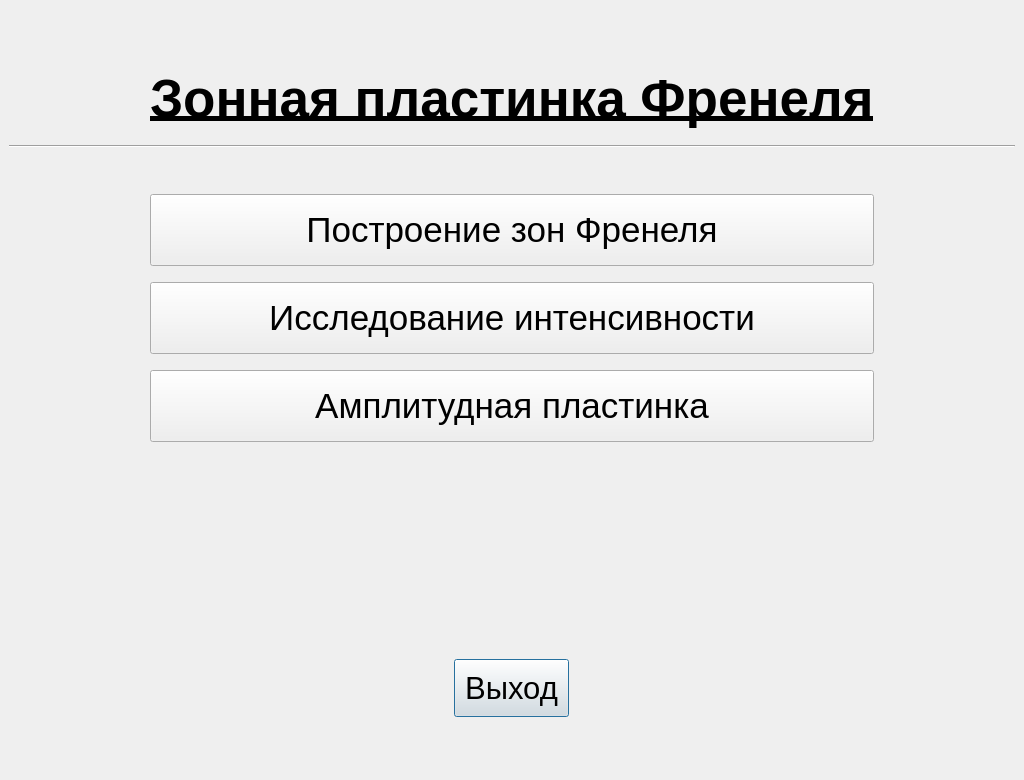
First picture: the form in QtFresnelZones/titlewindow.ui, repository Lnd-stoL/fresnel-zones-qt, before the edit.
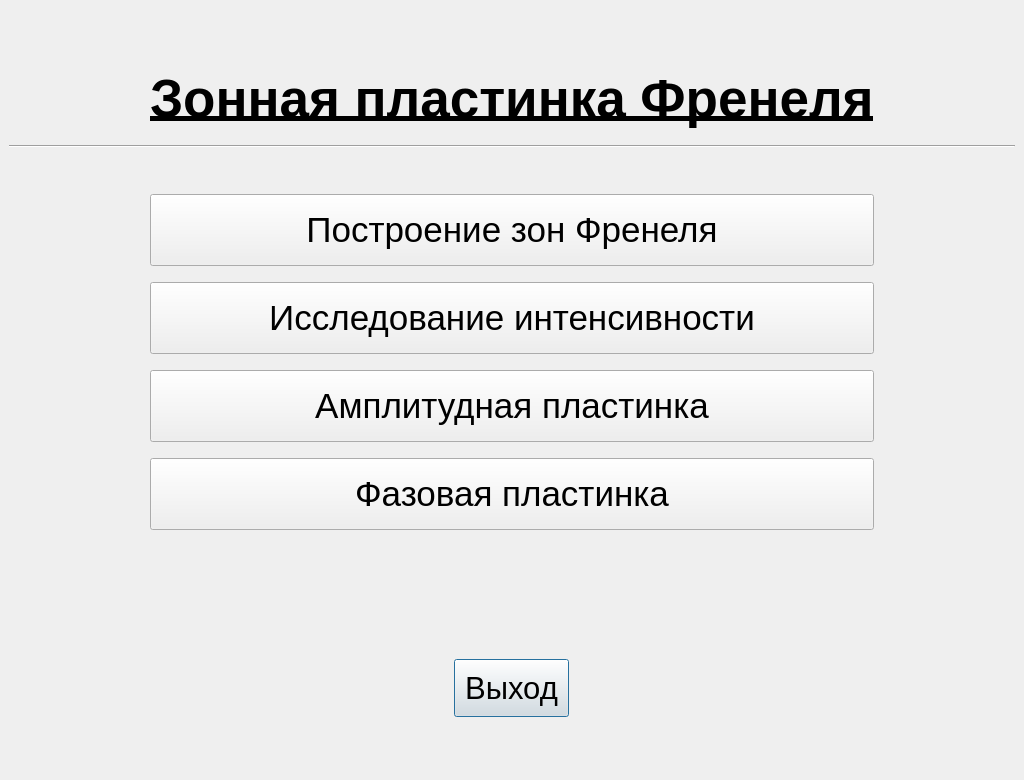
Second picture: the form after the edit. Custom widgets are drawn as their Qt base class.

Diff of the .ui file:
```diff
--- a/QtFresnelZones/titlewindow.ui
+++ b/QtFresnelZones/titlewindow.ui
@@ -46,7 +46,7 @@
         </property>
        </widget>
       </item>
-      <item row="10" column="1">
+      <item row="12" column="1">
        <spacer name="verticalSpacer">
         <property name="orientation">
          <enum>Qt::Vertical</enum>
@@ -129,6 +129,35 @@
         </property>
        </spacer>
       </item>
+      <item row="11" column="1">
+       <widget class="FontScalablePushButton" name="pushButton_PhasePlate">
+        <property name="sizePolicy">
+         <sizepolicy hsizetype="Preferred" vsizetype="Preferred">
+          <horstretch>0</horstretch>
+          <verstretch>0</verstretch>
+         </sizepolicy>
+        </property>
+        <property name="minimumSize">
+         <size>
+          <width>0</width>
+          <height>70</height>
+         </size>
+        </property>
+        <property name="font">
+         <font>
+          <family>Arial</family>
+          <pointsize>26</pointsize>
+         </font>
+        </property>
+        <property name="styleSheet">
+         <string notr="true">padding-top:15%;
+padding-bottom:15%</string>
+        </property>
+        <property name="text">
+         <string>Фазовая пластинка</string>
+        </property>
+       </widget>
+      </item>
       <item row="0" column="1">
        <spacer name="verticalSpacer_2">
         <property name="orientation">
@@ -145,7 +174,7 @@
         </property>
        </spacer>
       </item>
-      <item row="11" column="1">
+      <item row="13" column="1">
        <widget class="QWidget" name="widget" native="true">
         <property name="minimumSize">
          <size>
@@ -273,7 +302,7 @@
         </property>
        </widget>
       </item>
-      <item row="12" column="1">
+      <item row="14" column="1">
        <spacer name="verticalSpacer_7">
         <property name="orientation">
          <enum>Qt::Vertical</enum>
@@ -318,6 +347,22 @@
         </property>
        </widget>
       </item>
+      <item row="10" column="1">
+       <spacer name="verticalSpacer_8">
+        <property name="orientation">
+         <enum>Qt::Vertical</enum>
+        </property>
+        <property name="sizeType">
+         <enum>QSizePolicy::Fixed</enum>
+        </property>
+        <property name="sizeHint" stdset="0">
+         <size>
+          <width>20</width>
+          <height>10</height>
+         </size>
+        </property>
+       </spacer>
+      </item>
      </layout>
     </item>
    </layout>
```
